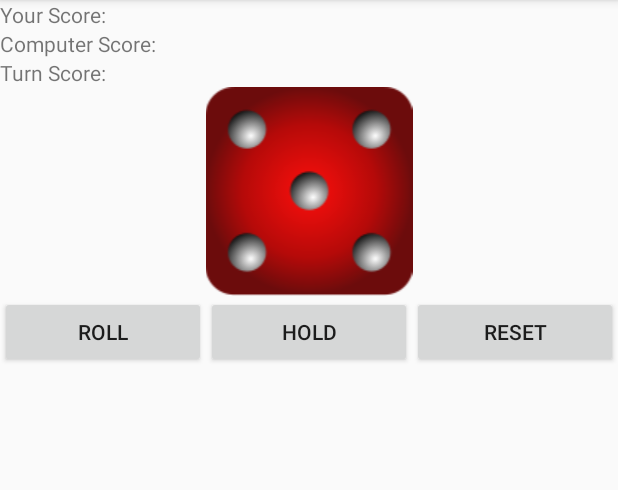
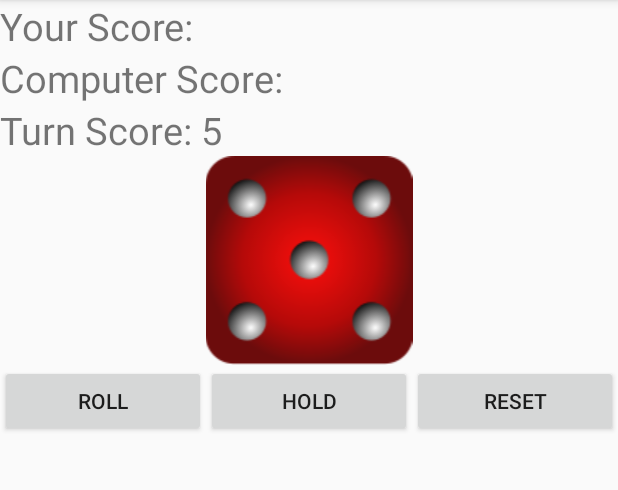
Before and after one commit to KayTate/KT_OA_DM_ScarnesDice, an Android app: the screen it shows after launch (MainActivity), after a tap on "ROLL", on a phone screen of 412 x 824 dp, the part 84-574 px from its top. Run offline under Robolectric (Android 15) with nearby library versions, the phone set to English and light mode, and no system bars.

Commit message:
Added gameTurn method made roll a global variable added Hold and reset button onClick methods and Handlers

```diff
--- a/app/src/main/java/com/example/scarnesdice/MainActivity.java
+++ b/app/src/main/java/com/example/scarnesdice/MainActivity.java
@@ -5,9 +5,11 @@ import android.util.Log;
 import android.view.View;
 import android.widget.Button;
 import android.widget.ImageView;
+import android.widget.TextView;
 
 import androidx.appcompat.app.AppCompatActivity;
 
+import java.time.temporal.TemporalQueries;
 import java.util.Random;
 
 public class MainActivity extends AppCompatActivity {
@@ -19,6 +21,7 @@ public class MainActivity extends AppCompatActivity {
     int UserTurn;
     int CompOverall;
     int CompTurn;
+    int roll;
 
     @Override
     protected void onCreate(Bundle savedInstanceState) {
@@ -27,12 +30,32 @@ public class MainActivity extends AppCompatActivity {
 
         Button roll = findViewById(R.id.roll_btn);
         roll.setOnClickListener(new RollListener());
+
+//        Button reset = findViewById(R.id.reset_btn);
+//        reset.setOnClickListener(new ResetListener());
+//
+//        Button hold = findViewById(R.id.hold_btn);
+//        hold.setOnClickListener(new HoldListener());
     }
+
+    private int gameTurn(int roll){
+        Log.w(APP_TAG, String.format("Top of gameturn method"));
+        int turn_score;
+
+        if(roll != 1){
+            turn_score = roll;
+        }
+        else{
+            turn_score = 0;
+        }
+        return turn_score;
+    }
+
 
     private class RollListener implements View.OnClickListener {
         @Override
         public void onClick(View view) {
-            int roll = rand.nextInt(6) + 1;
+            roll = rand.nextInt(6) + 1;
             ImageView dice = findViewById(R.id.dice_view);
             Log.w(APP_TAG, String.format("Rolled a %d", roll));
 
@@ -57,6 +80,36 @@ public class MainActivity extends AppCompatActivity {
                     break;
             }
 
+            UserTurn = gameTurn(roll);
+            TextView turn_score_text = findViewById(R.id.turn_score_textView);
+            turn_score_text.setText(String.format("Turn Score: %d", UserTurn));
+
+        }
+    }
+
+    private class HoldListener implements View.OnClickListener{
+
+        @Override
+        public void onClick(View view) {
+
+            UserTurn = gameTurn(roll);
+            UserOverall += UserTurn;
+
+            TextView user_score = findViewById(R.id.user_score_textview);
+            user_score.setText(String.format("Your Score: %d", UserOverall));
+
+        }
+    }
+
+    private class ResetListener implements View.OnClickListener{
+
+        @Override
+        public void onClick(View view) {
+            UserOverall = 0;
+            UserTurn = 0;
+            CompOverall = 0;
+            CompTurn = 0;
+
         }
     }
 }
--- a/app/src/main/res/layout/activity_main.xml
+++ b/app/src/main/res/layout/activity_main.xml
@@ -9,19 +9,22 @@
         android:id="@+id/user_score_textview"
         android:layout_width="match_parent"
         android:layout_height="wrap_content"
-        android:text="@string/default_user_score" />
+        android:text="@string/default_user_score"
+        android:textSize="@dimen/base_text_size"/>
 
     <TextView
         android:id="@+id/comp_score_textView"
         android:layout_width="match_parent"
         android:layout_height="wrap_content"
-        android:text="@string/comp_score" />
+        android:text="@string/comp_score"
+        android:textSize="@dimen/base_text_size"/>
 
     <TextView
         android:id="@+id/turn_score_textView"
         android:layout_width="match_parent"
         android:layout_height="wrap_content"
-        android:text="@string/turn_score" />
+        android:text="@string/turn_score"
+        android:textSize="@dimen/base_text_size"/>
 
     <ImageView
         android:id="@+id/dice_view"
--- /dev/null
+++ b/app/src/main/res/values/dimens.xml
@@ -0,0 +1,4 @@
+<?xml version="1.0" encoding="utf-8"?>
+<resources>
+    <dimen name="base_text_size">25sp</dimen>
+</resources>
```
